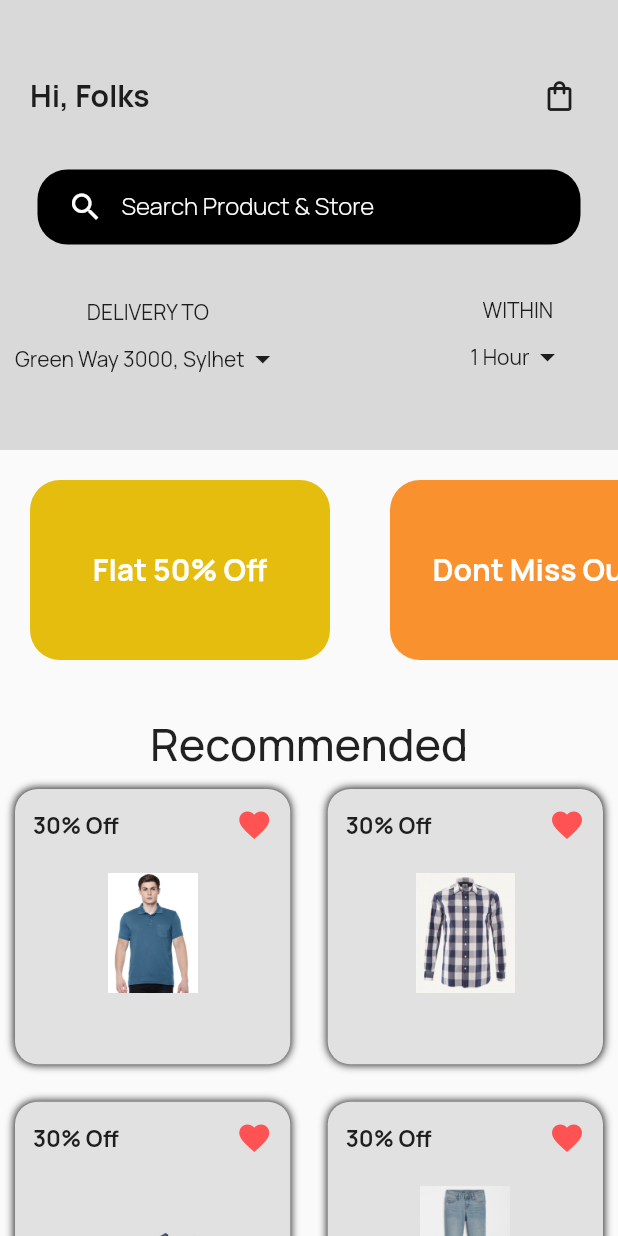
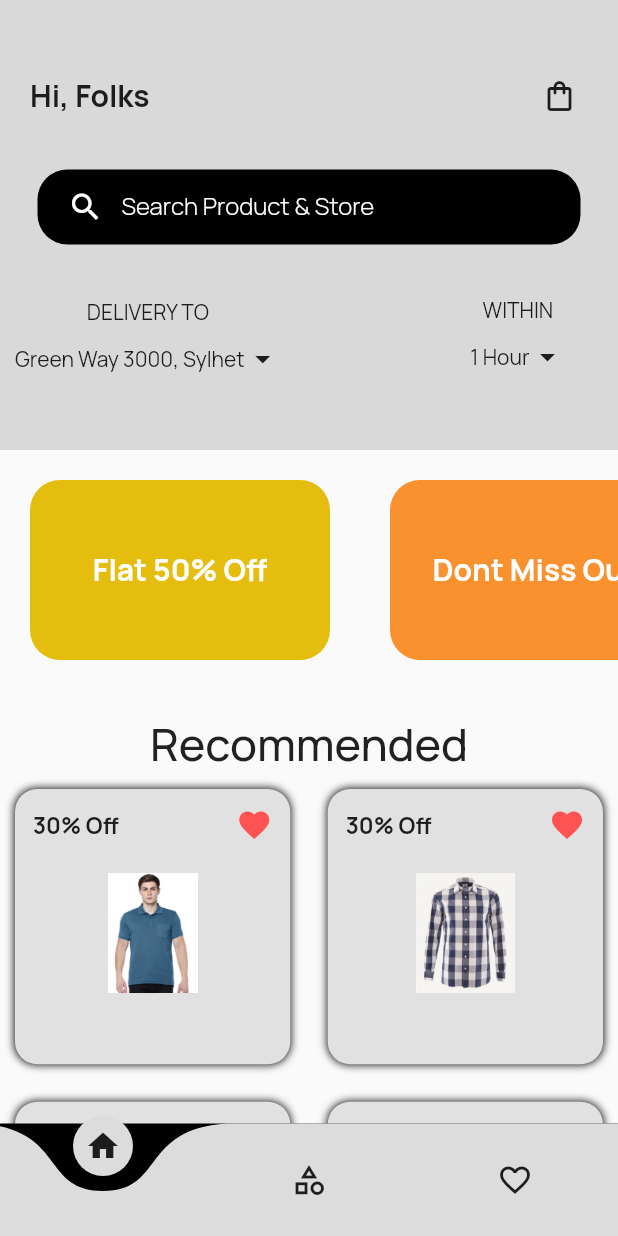
Before and after one commit to AnasKhan1506/Shopping-Ui, a Flutter app: the screen it shows after launch, after a tap on "Skip", on a phone screen of 412 x 824 dp. Run offline on Flutter 3.47's test engine with Material 2 defaults, Android fonts, the phone set to English and light mode, and no system bars; drawn by our look-alikes of curved_navigation_bar.

Commit message:
creating bottom navigation

```diff
--- a/lib/Screens/Slider_screen/slider_screen.dart
+++ b/lib/Screens/Slider_screen/slider_screen.dart
@@ -2,6 +2,8 @@ import 'package:flutter/material.dart';
 import 'package:shopping_store/Screens/Slider_screen/widgets/pageView.dart';
 import 'package:shopping_store/Screens/home_screen/home_view.dart';
 import 'package:shopping_store/constants/app_colors.dart';
+
+import '../../Widgets/bottomNavigation.dart';
 
 class SliderScreen extends StatefulWidget {
   const SliderScreen({super.key});
@@ -17,6 +19,8 @@ class _SliderScreenState extends State<SliderScreen> {
     Navigator.of(context).pushAndRemoveUntil(
         MaterialPageRoute(builder: (context) => HomeView()),
         (Route<dynamic> route) => false);
+    Navigator.push(
+        context, MaterialPageRoute(builder: (context) => BottomNavigation()));
   }
 
   int currentPage = 0;
--- /dev/null
+++ b/lib/Widgets/bottomNavigation.dart
@@ -0,0 +1,47 @@
+import 'package:curved_navigation_bar/curved_navigation_bar.dart';
+import 'package:flutter/material.dart';
+
+import '../Screens/Category_screen/category.dart';
+import '../Screens/Favourite_screen/favourite_screen.dart';
+import '../Screens/home_screen/home_view.dart';
+
+class BottomNavigation extends StatefulWidget {
+  const BottomNavigation({super.key});
+
+  @override
+  State<BottomNavigation> createState() => _BottomNavigationState();
+}
+
+class _BottomNavigationState extends State<BottomNavigation> {
+  int _selectedIndex = 0;
+
+  final List<Widget> _pages = [
+    HomeView(),
+    Category_Screen(),
+    FavouriteScreen(),
+  ];
+
+  void _onTabTapped(int index) {
+    setState(() {
+      _selectedIndex = index;
+    });
+  }
+
+  @override
+  Widget build(BuildContext context) {
+    return Scaffold(
+      body: _pages.elementAt(_selectedIndex),
+      bottomNavigationBar: CurvedNavigationBar(
+        animationDuration: Duration(milliseconds: 300),
+        backgroundColor: Colors.black,
+        color: const Color.fromARGB(255, 220, 220, 220),
+        items: [
+          Icon(Icons.home),
+          Icon(Icons.category_outlined),
+          Icon(Icons.favorite_border),
+        ],
+        onTap: _onTabTapped,
+      ),
+    );
+  }
+}
--- a/pubspec.yaml
+++ b/pubspec.yaml
@@ -35,7 +35,7 @@ dependencies:
   # The following adds the Cupertino Icons font to your application.
   # Use with the CupertinoIcons class for iOS style icons.
   cupertino_icons: ^1.0.2
-  curved_navigation_bar: ^1.0.3
+  curved_navigation_bar: ^1.0.3 #latest version
 
 dev_dependencies:
   flutter_test:
```
Also changed, not shown: lib/Screens/home_screen/home_view.dart (+12 -5 lines).
